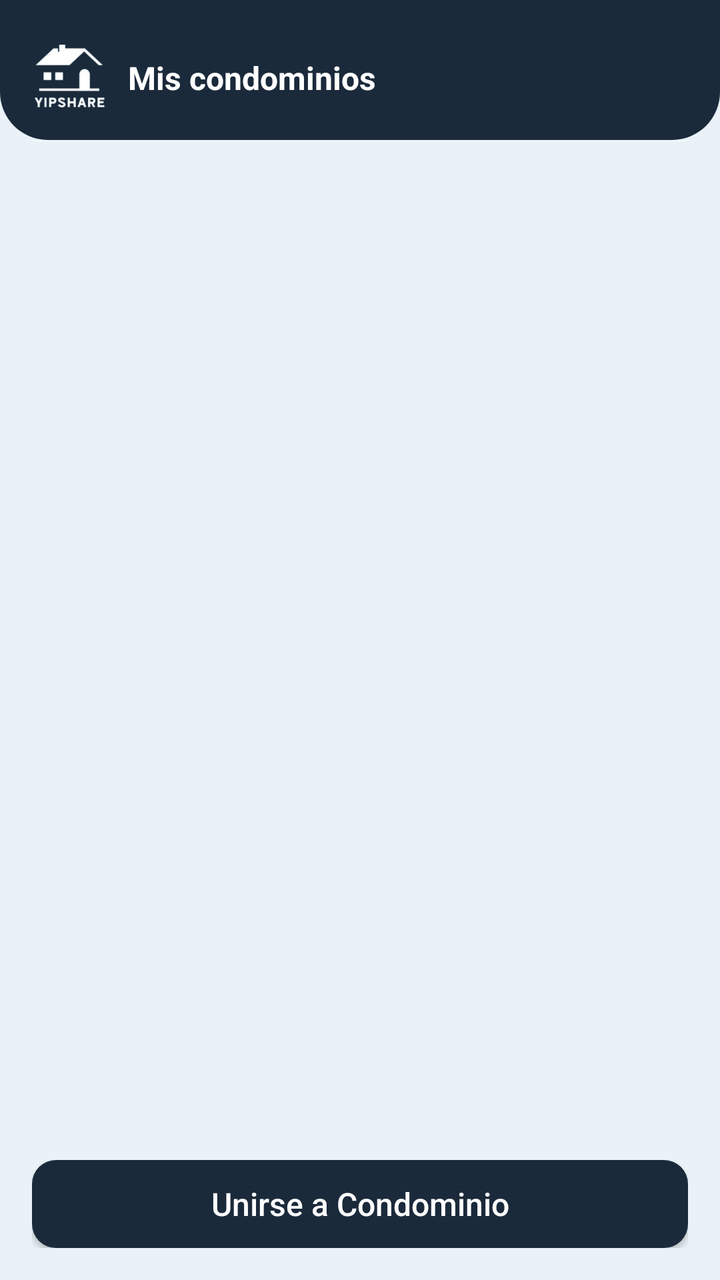
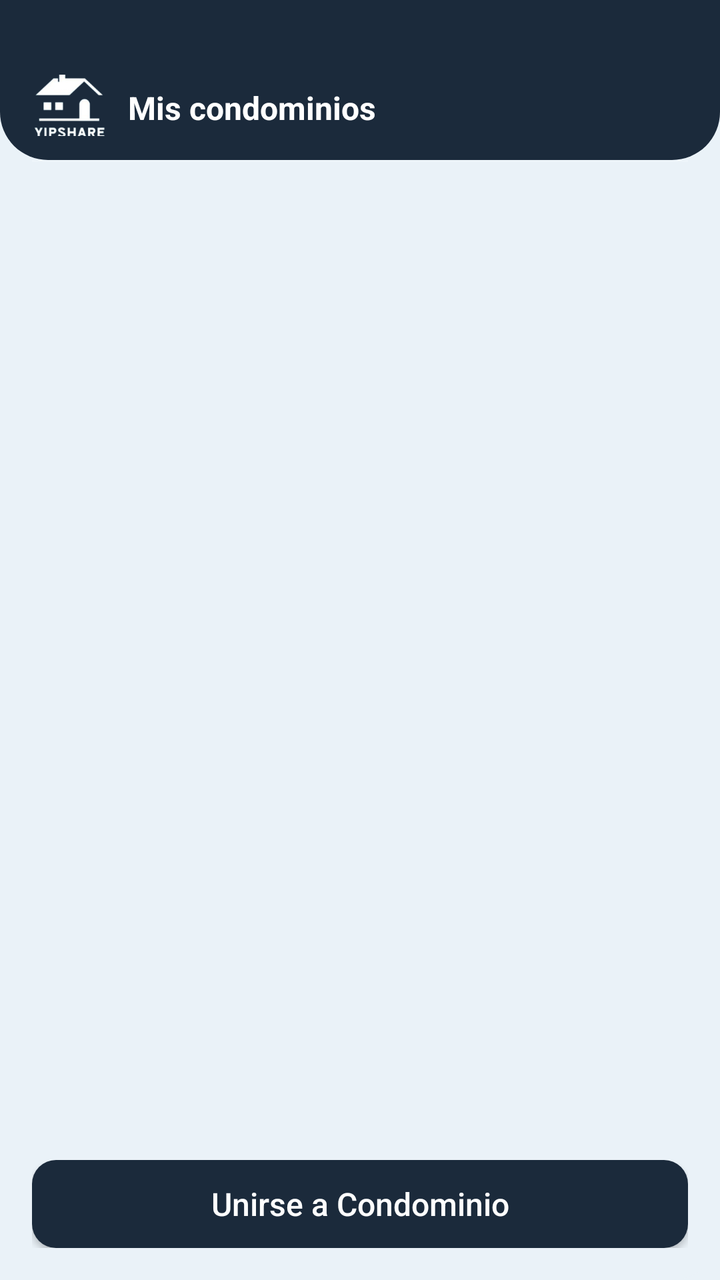

The first picture is an Android layout as it rendered before a commit; the second is the same layout after the commit. The layout source and the unified diff follow.
<!-- AndroidManifest.xml: application theme Theme.YipShare -->
<!-- res/layout/activity_condominio.xml -->
<?xml version="1.0" encoding="utf-8"?>
<LinearLayout xmlns:android="http://schemas.android.com/apk/res/android"
    xmlns:app="http://schemas.android.com/apk/res-auto"
    android:id="@+id/drawer_condominios"
    android:layout_width="match_parent"
    android:layout_height="match_parent"
    android:orientation="vertical"
    android:background="@drawable/bg_drawer"
    android:clickable="true"
    android:focusable="true"
    android:fitsSystemWindows="true">

    <LinearLayout
        android:id="@+id/linear_condominos"
        android:layout_width="match_parent"
        android:layout_height="wrap_content"
        android:orientation="horizontal"
        android:background="@drawable/bg_header"
        android:gravity="center_vertical"
        android:paddingStart="16dp"
        android:paddingEnd="16dp"
        android:paddingTop="20dp"
        android:paddingBottom="12dp">

        <ImageView
            android:layout_width="38dp"
            android:layout_height="38dp"
            android:src="@drawable/logo_yipshare"
            android:contentDescription="@null" />

        <TextView
            android:id="@+id/tv_condominio"
            android:layout_width="wrap_content"
            android:layout_height="wrap_content"
            android:layout_marginStart="10dp"
            android:text="Mis condominios"
            app:layout_constraintTop_toTopOf="@id/bg_header"
            app:layout_constraintBottom_toBottomOf="@id/bg_header"
            app:layout_constraintEnd_toEndOf="parent"
            android:textSize="16sp"
            android:textColor="@android:color/white"
            android:textStyle="bold"/>
    </LinearLayout>

    <View
        android:layout_width="match_parent"
        android:layout_height="1dp"
        android:layout_marginStart="16dp"
        android:layout_marginEnd="16dp"
        android:background="#33FFFFFF" />

    <FrameLayout
        android:layout_width="match_parent"
        android:layout_height="0dp"
        android:layout_weight="1">

        <androidx.recyclerview.widget.RecyclerView
            android:id="@+id/rv_condominios"
            android:layout_width="match_parent"
            android:layout_height="match_parent"
            android:paddingTop="8dp"
            android:paddingBottom="8dp"
            android:clipToPadding="false"
            app:layoutManager="androidx.recyclerview.widget.LinearLayoutManager"
            />

        <TextView
            android:id="@+id/tv_drawer_vacio"
            style="@style/TextLink"
            android:layout_width="match_parent"
            android:layout_height="wrap_content"
            android:layout_gravity="center"
            android:gravity="center"
            android:padding="24dp"
            android:text="Aún no perteneces a ningún condominio"
            android:visibility="gone" />
    </FrameLayout>

    <LinearLayout
        android:layout_width="match_parent"
        android:layout_height="wrap_content"
        android:orientation="vertical"
        android:padding="16dp">

        <Button
            android:id="@+id/btn_drawer_unirse"
            style="@style/ButtonPrimary"
            android:layout_width="match_parent"
            android:layout_height="44dp"
            android:text="Unirse a Condominio" />

    </LinearLayout>

</LinearLayout>
<!-- resources referenced by this layout -->
<resources>
  <!-- drawable bg_drawer (drawable) -->
  <?xml version="1.0" encoding="utf-8"?>
  <shape xmlns:android="http://schemas.android.com/apk/res/android"
      android:shape="rectangle">
      <solid android:color="@color/fondo_pantalla" />
      <corners
          android:topRightRadius="24dp"
          android:bottomRightRadius="24dp" />
  </shape>
  <!-- drawable bg_header (drawable) -->
  <?xml version="1.0" encoding="utf-8"?>
  <shape xmlns:android="http://schemas.android.com/apk/res/android"
      android:shape="rectangle">
      <solid android:color="@color/azul_yipshare" />
      <corners
          android:bottomLeftRadius="24dp"
          android:bottomRightRadius="24dp" />
  </shape>
  <!-- drawable logo_yipshare: png bitmap (drawable, 17207 bytes) -->
  <style name="ButtonPrimary">
          <item name="android:layout_width">match_parent</item>
          <item name="android:layout_height">52dp</item>
          <item name="android:background">@drawable/bg_button_primary</item>
          <item name="android:textColor">#FFFFFF</item>
          <item name="android:textSize">16sp</item>
          <item name="android:textAllCaps">false</item>
      </style>
  <style name="TextLink">
          <item name="android:textColor">@color/azul_yipshare</item>
          <item name="android:textSize">14sp</item>
          <item name="android:textStyle">bold</item>
          <item name="android:clickable">true</item>
          <item name="android:focusable">true</item>
      </style>
  <style name="Theme.YipShare" parent="Theme.AppCompat.DayNight.NoActionBar">
          <item name="android:windowBackground">@color/fondo_pantalla</item>
      </style>
  <color name="fondo_pantalla">#EAF2F8</color>
  <color name="azul_yipshare">#1B2A3B</color>
  <!-- drawable bg_button_primary (drawable) -->
  <?xml version="1.0" encoding="utf-8"?>
  <shape xmlns:android="http://schemas.android.com/apk/res/android"
      android:shape="rectangle">
      <solid android:color="@color/azul_yipshare" />
      <corners android:radius="12dp" />
  </shape>
</resources>

<!-- the commit's change to res/layout/activity_condominio.xml (unified diff, before → after) -->
@@ -23,8 +23,10 @@
         android:paddingBottom="12dp">
 
         <ImageView
+            android:id="@+id/casa_yiptex"
             android:layout_width="38dp"
             android:layout_height="38dp"
+            android:layout_marginTop="10dp"
             android:src="@drawable/logo_yipshare"
             android:contentDescription="@null" />
 
@@ -34,6 +36,7 @@
             android:layout_height="wrap_content"
             android:layout_marginStart="10dp"
             android:text="Mis condominios"
+            android:layout_marginTop="10dp"
             app:layout_constraintTop_toTopOf="@id/bg_header"
             app:layout_constraintBottom_toBottomOf="@id/bg_header"
             app:layout_constraintEnd_toEndOf="parent"
